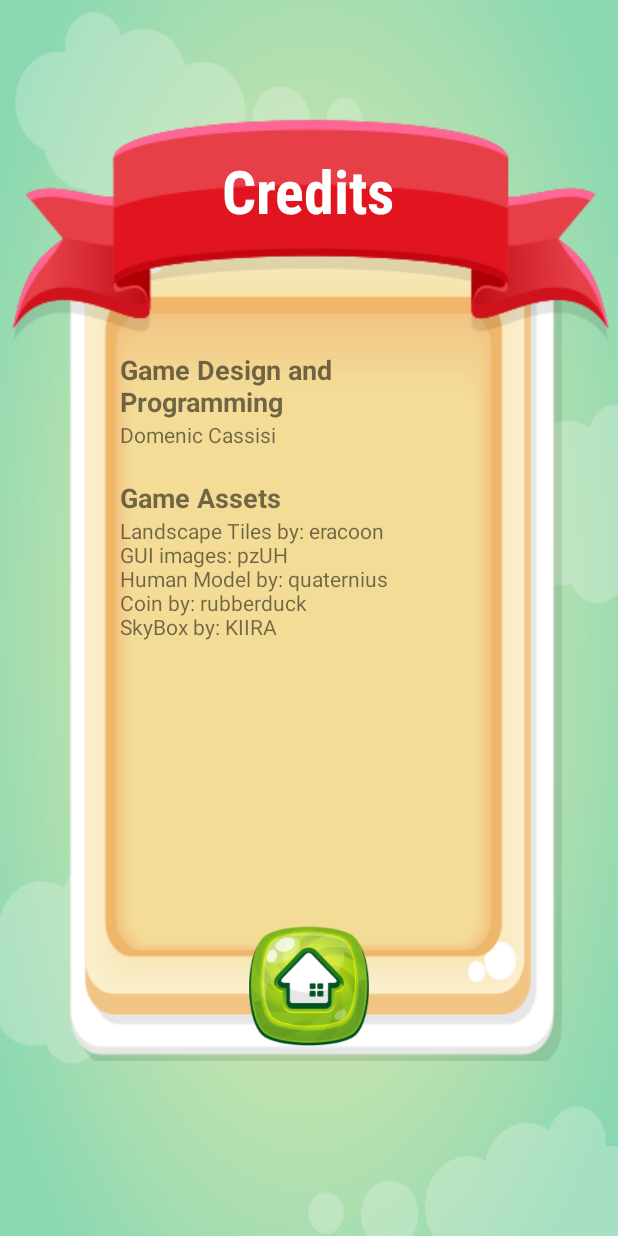
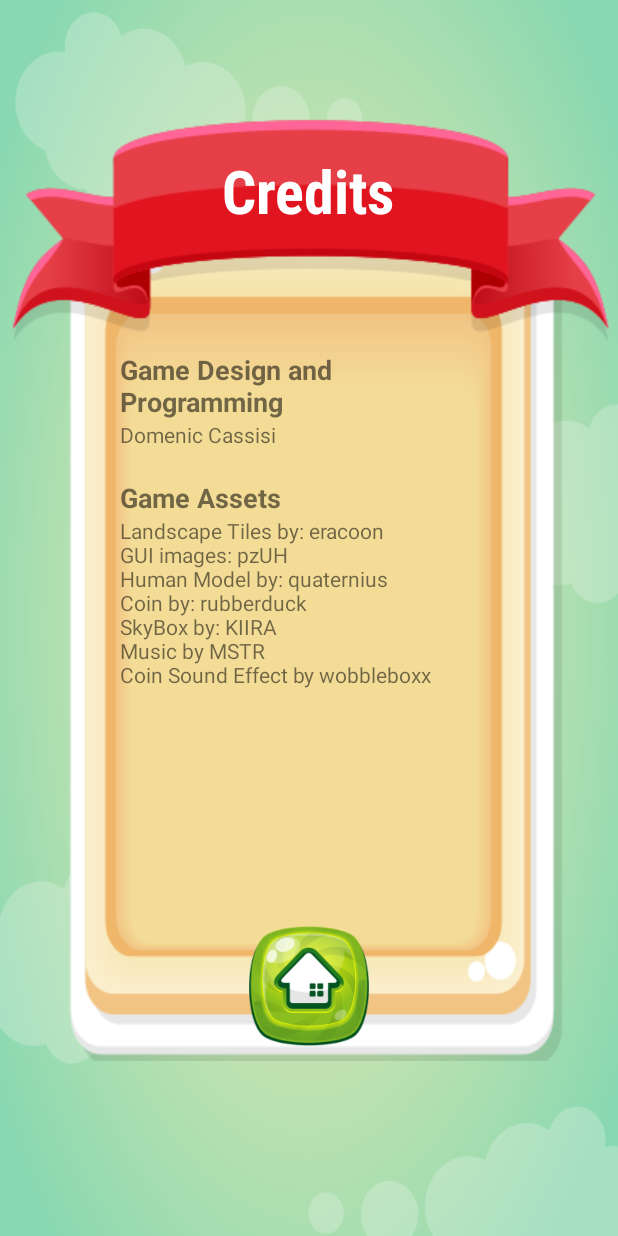
Before and after one commit to DomenicDev/SET08114_cw, an Android app: the CreditsActivity screen opened directly, with no data from a screen before it, on a phone screen of 412 x 824 dp. Run offline under Robolectric (Android 15) with nearby library versions, the phone set to English and light mode, and no system bars.

Commit message:
Added missing credits

```diff
--- a/android/src/main/res/values/strings.xml
+++ b/android/src/main/res/values/strings.xml
@@ -17,7 +17,7 @@
     <string name="code_and_game_design">Game Design and Programming</string>
     <string name="credits_game_designer">Domenic Cassisi</string>
     <string name="credits_assets_title">Game Assets</string>
-    <string name="credits_game_assets_content">Landscape Tiles by: eracoon\nGUI images: pzUH\nHuman Model by: quaternius\nCoin by: rubberduck\nSkyBox by: KIIRA</string>
+    <string name="credits_game_assets_content">Landscape Tiles by: eracoon\nGUI images: pzUH\nHuman Model by: quaternius\nCoin by: rubberduck\nSkyBox by: KIIRA\nMusic by MSTR\nCoin Sound Effect by wobbleboxx</string>
     <string name="settings_set_name">Set your player name</string>
     <string name="settings_no_empty_playername_allowed">Empty player names are not allowed!</string>
     <string name="settings_too_long_playername">Player name must have less than 14 characters</string>
```
